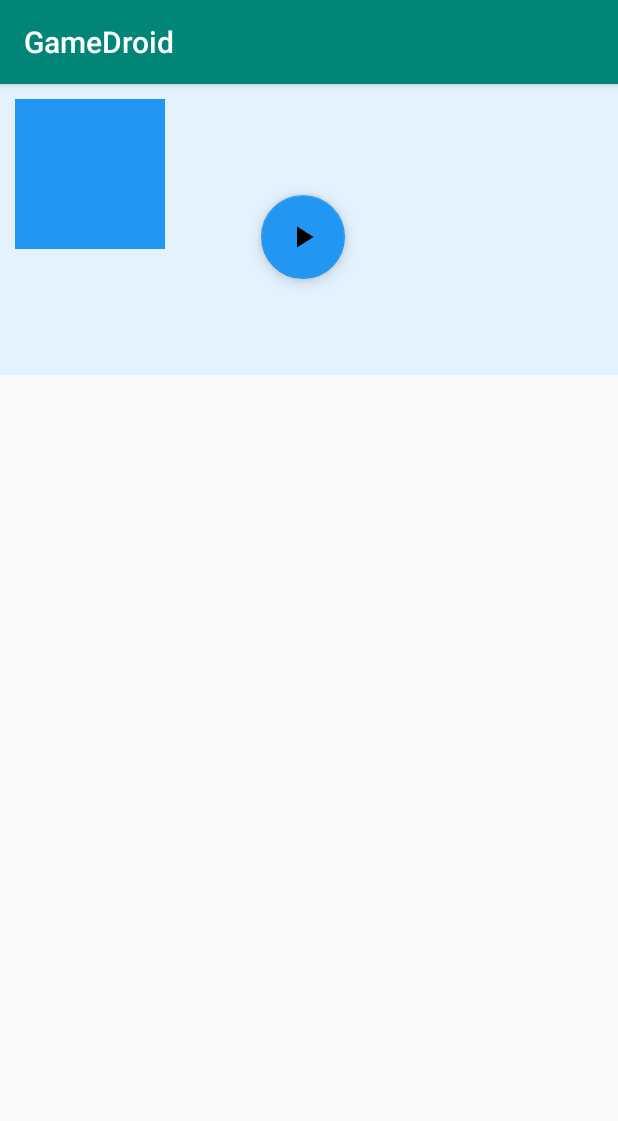
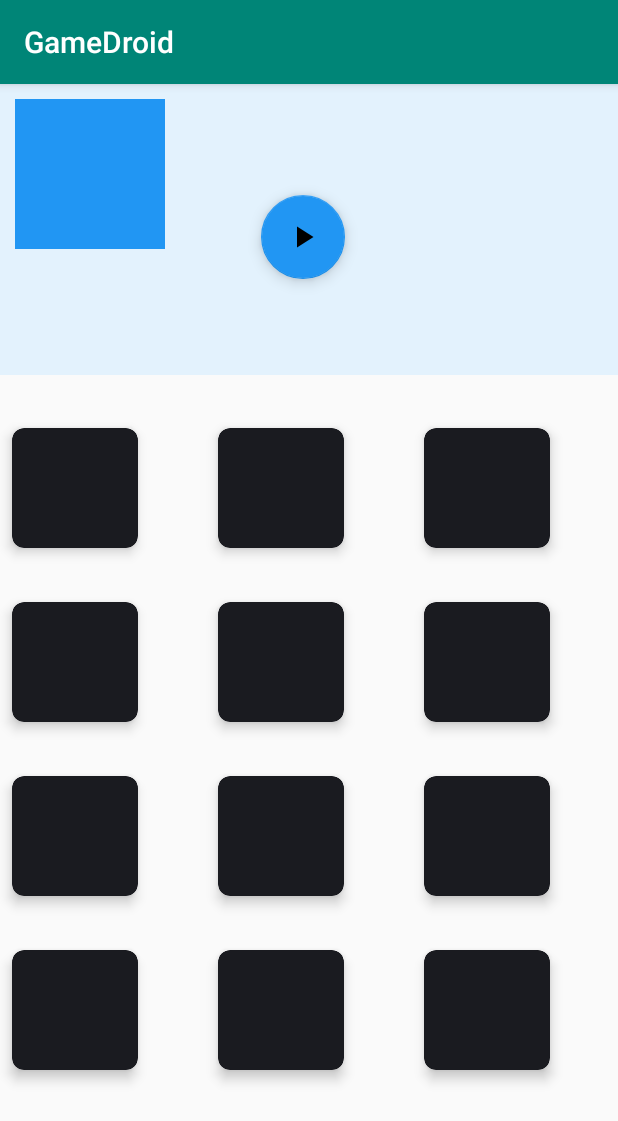
Before and after one commit to codemendozaa/GameDroid, an Android app: the screen it shows after launch (MainActivity), on a phone screen of 412 x 824 dp. Shown: the top 1121 px of the screen. Run offline under Robolectric (Android 15) with nearby library versions, the light colour scheme and no system bars.

Commit message:
gamer: implementacion de recycleView

```diff
--- a/app/src/main/java/com/codemen/gamedroid/ItemColor.kt
+++ b/app/src/main/java/com/codemen/gamedroid/ItemColor.kt
@@ -1,3 +1,15 @@
 package com.codemen.gamedroid
 
-data class ItemColor( val imageColor:String)
+class ItemColor{
+
+    var imageColor: String ? = null
+    var icons:Int ? = 0
+    var alpha:String ? = null
+    var color :Int? = 0
+
+    constructor(icons: Int?, alpha: String?, colo: Int?) {
+        this.alpha = alpha
+        this.imageColor = imageColor
+        this.color = color
+    }
+}
--- a/app/src/main/java/com/codemen/gamedroid/MainActivity.kt
+++ b/app/src/main/java/com/codemen/gamedroid/MainActivity.kt
@@ -1,49 +1,109 @@
 package com.codemen.gamedroid
 
+import android.annotation.SuppressLint
 import android.graphics.Color
 import android.os.Bundle
 import android.os.CountDownTimer
-import android.widget.LinearLayout
 import androidx.appcompat.app.AppCompatActivity
+import androidx.cardview.widget.CardView
 import androidx.recyclerview.widget.GridLayoutManager
 import androidx.recyclerview.widget.LinearLayoutManager
+import androidx.recyclerview.widget.RecyclerView
 import kotlinx.android.synthetic.main.activity_main.*
+import kotlinx.android.synthetic.main.item_color_row.*
 import java.util.*
 
 
 class MainActivity : AppCompatActivity() {
     private lateinit var countDownTimer:CountDownTimer
-    private lateinit var adapter: MainAdapter
+    //private lateinit var adapter: MainAdapter
 
+    private var recyclerView: RecyclerView? = null
+    private var itemColor: ArrayList<ItemColor>? = null
+    private var gridLayoutManager: GridLayoutManager? = null
+    private var mainAdapter: MainAdapter? = null
+
+    @SuppressLint("RestrictedApi")
     override fun onCreate(savedInstanceState: Bundle?) {
         super.onCreate(savedInstanceState)
         setContentView(R.layout.activity_main)
 
-        adapter = MainAdapter(this)
-        recyclerView.layoutManager = GridLayoutManager(this,3)
-        recyclerView.adapter = adapter
+        recyclerView = findViewById(R.id.recyclerView)
+        gridLayoutManager = GridLayoutManager(applicationContext, 3, LinearLayoutManager.VERTICAL, false)
+        recyclerView?.layoutManager = gridLayoutManager
+        recyclerView?.setHasFixedSize(true)
+
+        itemColor = ArrayList()
+        itemColor = setAlphas()
+        mainAdapter = MainAdapter(applicationContext, itemColor!!)
+        recyclerView?.adapter = mainAdapter
+
+
+
+
+
+
+
+        /* adapter = MainAdapter(this)
+         recyclerView.layoutManager = GridLayoutManager(this,3)
+         recyclerView.adapter = adapter */
 
         fab_start.setOnClickListener { v ->
             startTime()
-            val rnd = Random()
-            val color: Int = Color.argb(255, rnd.nextInt(256), rnd.nextInt(256), rnd.nextInt(256))
-              txt_color.setBackgroundColor(color)
+            changeColor()
+            fab_start.isClickable = false
+
         }
+
 
     }
 
     fun startTime() {
-        val timer = object: CountDownTimer(10000, 1000) {
+        val timer = object: CountDownTimer(5000, 1000) {
             override fun onTick(millisUntilFinished: Long) {
                 txt_contador.setText("" + millisUntilFinished/1000)
+
             }
 
             override fun onFinish() {
+                fab_start.isClickable = true
                 txt_contador.setText("")
+
             }
         }
 
         timer.start()
     }
 
+    private fun setAlphas(): ArrayList<ItemColor> {
+
+        var arrayList: ArrayList<ItemColor> = ArrayList()
+
+
+        arrayList.add(ItemColor(R.drawable.letter_a, "", R.color.colorAccent))
+        arrayList.add(ItemColor(R.drawable.letter_a, "", R.color.colorAccent))
+        arrayList.add(ItemColor(R.drawable.letter_a, "", R.color.colorAccent))
+        arrayList.add(ItemColor(R.drawable.letter_a, "", R.color.colorAccent))
+        arrayList.add(ItemColor(R.drawable.letter_a, "", R.color.colorAccent))
+        arrayList.add(ItemColor(R.drawable.letter_a, "", R.color.colorAccent))
+        arrayList.add(ItemColor(R.drawable.letter_a, "", R.color.colorPrimary))
+        arrayList.add(ItemColor(R.drawable.letter_a, "", R.color.colorAccent))
+        arrayList.add(ItemColor(R.drawable.letter_a, "", R.color.colorAccent))
+        arrayList.add(ItemColor(R.drawable.letter_a, "", R.color.colorAccent))
+        arrayList.add(ItemColor(R.drawable.letter_a, "", R.color.colorAccent))
+        arrayList.add(ItemColor(R.drawable.letter_a, "",R.color.colorAccent))
+
+
+
+
+
+        return arrayList
+    }
+
+    fun changeColor(){
+        val rnd = Random()
+        val color: Int = Color.argb(255, rnd.nextInt(256), rnd.nextInt(256), rnd.nextInt(256))
+        txt_color.setBackgroundColor(color)
+        itemImageColor.setBackgroundColor(color)
+    }
 }
--- a/app/src/main/java/com/codemen/gamedroid/MainAdapter.kt
+++ b/app/src/main/java/com/codemen/gamedroid/MainAdapter.kt
@@ -1,58 +1,55 @@
 package com.codemen.gamedroid
+
 
 import android.content.Context
 import android.view.LayoutInflater
 import android.view.View
 import android.view.ViewGroup
+import android.widget.GridLayout
+import android.widget.ImageView
+import android.widget.TextView
+import android.widget.Toast
 import androidx.recyclerview.widget.RecyclerView
-import kotlinx.android.synthetic.main.activity_main.view.*
 import kotlinx.android.synthetic.main.item_color_row.view.*
 
-class MainAdapter (private  val context : Context) : RecyclerView.Adapter<MainAdapter.MainViewHolder>(){
+class MainAdapter (private  val context : Context, var arrayList: ArrayList<ItemColor>) :
+    RecyclerView.Adapter<MainAdapter.ItemHolder>() {
 
-    private  var dataList = mutableListOf<ItemColor>()
 
-    fun setListData(data:MutableList<ItemColor>){
 
-        dataList = data
-    }
+    override fun onCreateViewHolder(parent: ViewGroup, viewType: Int): ItemHolder {
 
-    override fun onCreateViewHolder(parent: ViewGroup, viewType: Int): MainAdapter.MainViewHolder {
+        val viewHolder  = LayoutInflater.from(context).inflate(R.layout.item_color_row,parent,false)
 
-        val view = LayoutInflater.from(context).inflate(R.layout.item_color_row,parent,false)
-
-        return MainViewHolder(view)
+        return ItemHolder(viewHolder)
 
     }
 
     override fun getItemCount(): Int {
 
-        return if (dataList.size > 0 ){
-            dataList.size
-        }else{
-            0
-        }
+        return arrayList.size
 
     }
 
-    override fun onBindViewHolder(holder: MainAdapter.MainViewHolder, position: Int) {
+    override fun onBindViewHolder(holder:ItemHolder, position: Int) {
 
-        val item:ItemColor = dataList[position]
-       // holder.binView(item)
+        val itemColor: ItemColor = arrayList.get(position)
 
+        //holder.colors.setImageResource(itemColor.icons!!)
+        holder.colors.text = itemColor.imageColor
+        holder.titles.text = itemColor.alpha
+
+        holder.colors.setOnClickListener {
+            Toast.makeText(context, itemColor.alpha, Toast.LENGTH_LONG).show()
+        }
     }
 
-    inner class MainViewHolder(itemView: View):RecyclerView.ViewHolder(itemView){
+        class ItemHolder(itemView: View) : RecyclerView.ViewHolder(itemView) {
 
-        fun  binView(item: ItemColor, listener: (ItemColor) -> Unit) = with(itemView){
-
-           // itemView.itemImageColor.text = item.imageColor
-            setOnClickListener { listener(item) }
-
-            //itemView.itemImageColor.text = item.imageColor
+            var colors = itemView.findViewById<TextView>(R.id.itemImageColor)
+            var titles = itemView.findViewById<TextView>(R.id.title_text_view)
 
 
 
         }
-    }
 }
--- a/app/src/main/res/layout/activity_main.xml
+++ b/app/src/main/res/layout/activity_main.xml
@@ -38,10 +38,10 @@
 
         <TextView
             android:id="@+id/txt_contador"
-            android:textSize="100dp"
+            android:textSize="30dp"
             android:textAlignment="center"
-            android:layout_width="100dp"
-            android:layout_height="150dp"/>
+            android:layout_width="50dp"
+            android:layout_height="50dp"/>
 
 
     </LinearLayout>
--- a/app/src/main/res/layout/item_color_row.xml
+++ b/app/src/main/res/layout/item_color_row.xml
@@ -1,17 +1,40 @@
 <?xml version="1.0" encoding="utf-8"?>
-<LinearLayout
+<androidx.cardview.widget.CardView
     xmlns:android="http://schemas.android.com/apk/res/android"
+    xmlns:app="http://schemas.android.com/apk/res-auto"
     android:orientation="vertical"
+    android:id="@+id/mv_cardView"
     android:padding="8dp"
-    android:layout_width="match_parent"
-    android:layout_height="match_parent">
+    android:layout_marginBottom="16dp"
+    app:cardCornerRadius="8dp"
+    app:cardElevation="5dp"
+    app:cardPreventCornerOverlap="true"
+    app:cardUseCompatPadding="true"
+    android:layout_width="100dp"
+    android:layout_height="100dp">
 
-    <GridLayout
-    android:id="@+id/itemImageColor"
-    android:background="@color/colorPrimaryDark"
-        android:columnWidth="120dp"
-        android:numColumns="auto_fit"
-        android:layout_width="100dp"
-    android:layout_height="100dp"/>
+    <RelativeLayout
+        android:layout_width="match_parent"
+        android:layout_height="wrap_content"
+        android:paddingBottom="8dp"/>
 
-</LinearLayout>
+        <TextView
+
+            android:id="@+id/itemImageColor"
+            android:layout_width="100dp"
+            android:layout_height="100dp"
+            android:columnWidth="120dp"
+            android:layout_weight="1"
+            android:numColumns="auto_fit" />
+
+    <TextView
+        android:id="@+id/title_text_view"
+        android:layout_width="wrap_content"
+        android:layout_height="wrap_content"
+        android:layout_marginLeft="30dp"
+        android:layout_marginTop="15dp"
+        android:gravity="center"
+        android:text="Title Text"
+        android:textStyle="bold" />
+
+</androidx.cardview.widget.CardView>
--- a/app/src/main/res/values/colors.xml
+++ b/app/src/main/res/values/colors.xml
@@ -1,8 +1,30 @@
 <?xml version="1.0" encoding="utf-8"?>
 <resources>
-    <color name="colorPrimary">#008577</color>
-    <color name="colorPrimaryDark">#00574B</color>
-    <color name="colorAccent">#2196F3</color>
-    <color name="blue">#E3F2FD</color>
+    <item name="colorPrimary" type="color">#008577</item>
+    <item name="colorPrimaryDark" type="color">#00574B</item>
+    <item name="colorAccent"  type="color">#2196F3</item>
+    <item name="blue"  type="color">#E3F2FD</item>
+    <item name="purple" type="color">#FFAA66CC</item>
+    <item name="green" type="color">#FF99CC00</item>
+    <item name="orange" type="color">#FFFFBB33</item>
+    <item name="red" type="color">#FFFF4444</item>
+    <item name="darkblue" type="color">#FF0099CC</item>
+    <item name="darkpurple" type="color">#FF9933CC</item>
+    <item name="darkgreen" type="color">#FF669900</item>
+    <item name="darkorange" type="color">#FFFF8800</item>
+    <item name="darkred" type="color">#FFCC0000</item>
+
+    <integer-array name="androidcolors">
+        <item>@color/blue</item>
+        <item>@color/purple</item>
+        <item>@color/green</item>
+        <item>@color/orange</item>
+        <item>@color/red</item>
+        <item>@color/darkblue</item>
+        <item>@color/darkpurple</item>
+        <item>@color/darkgreen</item>
+        <item>@color/darkorange</item>
+        <item>@color/darkred</item>
+    </integer-array>
 
 </resources>
```
Also changed, not shown: app/src/main/res/drawable/letter_a.png (added).
